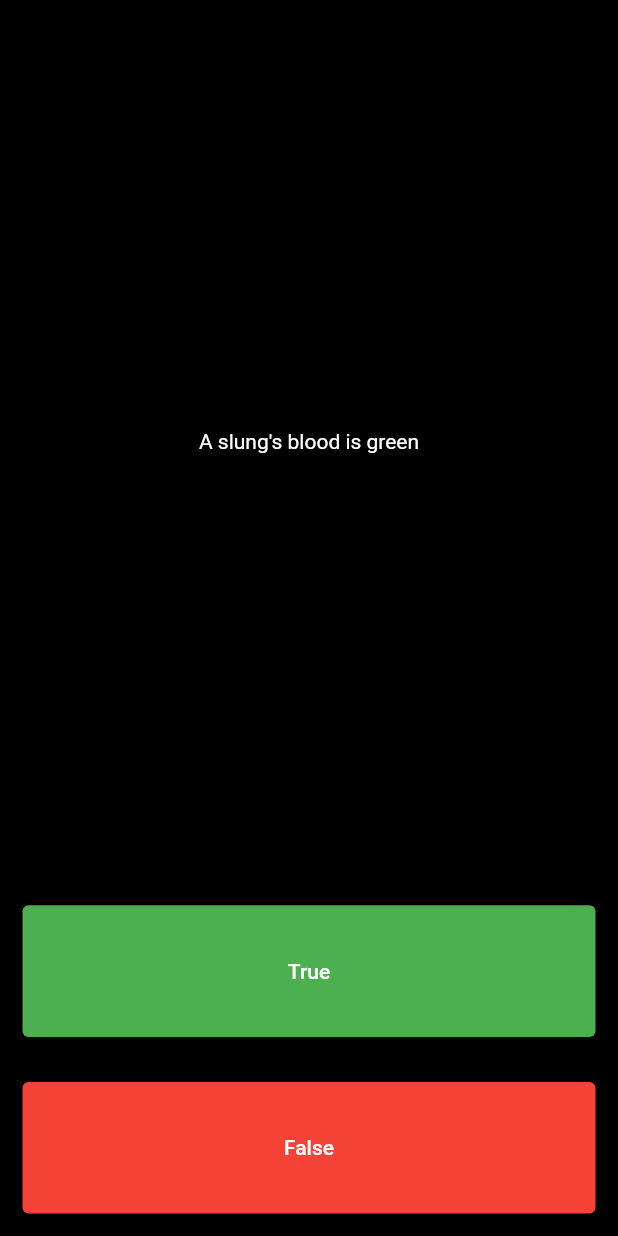
After one commit to Balghari13/angela_prac, a Flutter app: the QuizApp screen opened directly, after a tap on "True", after a tap on "False", on a phone screen of 412 x 824 dp. The commit adds this screen. Run offline on Flutter 3.47's test engine with Material 2 defaults, Android fonts, the phone set to English and light mode, and no system bars; our stand-ins replace audioplayers.

Commit message:
added question and answer by simply list

```diff
--- /dev/null
+++ b/lib/Quizzler App/quiz_app.dart
@@ -0,0 +1,113 @@
+import 'package:flutter/material.dart';
+
+class QuizApp extends StatefulWidget {
+  const QuizApp({super.key});
+
+  @override
+  State<QuizApp> createState() => _QuizAppState();
+}
+
+class _QuizAppState extends State<QuizApp> {
+ List<Icon> scoreKepper = [];
+ List<String> questions=[
+   'You can lead a cow down stairs but not up stairs',
+   'Approximatly one quarter of human bones are in feet',
+   'A slung\'s blood is green',
+   'You can lead a cow down stairs but not up stairs',
+   'Approximatly one quarter of human bones are in feet',
+   'A slung\'s blood is green',
+ ];
+ List<bool> answers = [false, true, true,false, true, true];
+ int questionNumber = 0;
+  @override
+  Widget build(BuildContext context) {
+    return Scaffold(
+      backgroundColor: Colors.black,
+      body: SafeArea(
+        child: Column(
+          mainAxisAlignment: MainAxisAlignment.spaceBetween,
+          crossAxisAlignment: CrossAxisAlignment.stretch,
+          children: [
+                 Expanded(
+                  flex: 5,
+                  child: Padding(
+                    padding: EdgeInsets.all(10.0),
+                    child: Center(
+                      child: Text(questions[questionNumber],style: TextStyle(
+                        color: Colors.white,
+                      ),
+                        textAlign: TextAlign.center,
+                      ),
+                    ),
+                  ),
+                ),
+            Expanded(child: Padding(
+              padding: const EdgeInsets.all(15.0),
+              child: CustomButton(btn: 'True', onTap: (){
+                 bool correctAnswer = answers[questionNumber];
+                 if(correctAnswer==true){
+                   print('Your answer is right');
+                 }else{
+                   print('wrong answer');
+                 }
+                  setState(() {
+                    if(questionNumber<5){
+                      questionNumber++;
+                    }else{
+                      questionNumber=0;
+                    }
+                  });
+                 print(questionNumber);
+              }, color: Colors.green,),
+            )),
+            Expanded(child: Padding(
+              padding: const EdgeInsets.all(15.0),
+              child: CustomButton(btn: 'False', onTap: (){
+                bool correctAnswer = answers[questionNumber];
+                if(correctAnswer==false){
+                  print('your are correct');
+                }else{
+                  print('you are wrong');
+                }
+                setState(() {
+                  if(questionNumber<5){
+                    questionNumber++;
+                  }else{
+                    questionNumber=0;
+                  }
+                  // scoreKepper.add(Icon(Icons.close, color: Colors.red,), );
+                });
+                print(questionNumber);
+              }, color: Colors.red),
+            )),
+            Row(
+              children: scoreKepper,
+            )
+
+
+          ],
+        ),
+      ),
+    );
+
+  }
+}
+
+class CustomButton extends StatelessWidget {
+  String btn;
+  VoidCallback onTap;
+  Color color;
+  CustomButton({super.key, required this.btn,
+  required this.onTap, required this.color});
+
+  @override
+  Widget build(BuildContext context) {
+    return ElevatedButton(
+      style: ElevatedButton.styleFrom(
+      backgroundColor: color,
+      ),
+        onPressed: onTap,
+        child: Text(btn),
+    );
+  }
+}
--- a/lib/main.dart
+++ b/lib/main.dart
@@ -1,8 +1,9 @@
 import 'package:angela_course_prac_repo/Magic8%20ball%20app/magicBall.dart';
-import 'package:angela_course_prac_repo/diceApp.dart';
+import 'package:angela_course_prac_repo/DiceApp/diceApp.dart';
 import 'package:angela_course_prac_repo/xylophone%20app/xylophone.dart';
 import 'package:flutter/material.dart';
 
+import 'Quizzler App/quiz_app.dart';
 import 'addImgFont.dart';
 
 void main() {
@@ -53,7 +54,10 @@ class HomePage extends StatelessWidget {
             }, child: const Text('MagicBall App')),
             ElevatedButton(onPressed: (){
               Navigator.push(context, MaterialPageRoute(builder: (context)=>const XylophoneApp()));
-            }, child: const Text('Xylophone App'))
+            }, child: const Text('Xylophone App')),
+            ElevatedButton(onPressed: (){
+              Navigator.push(context, MaterialPageRoute(builder: (context)=>const QuizApp()));
+            }, child: const Text('Quiz App'))
           ],
         ),
       ),
```
Also changed, not shown: lib/DiceApp/diceApp.dart (renamed from lib/diceApp.dart).
